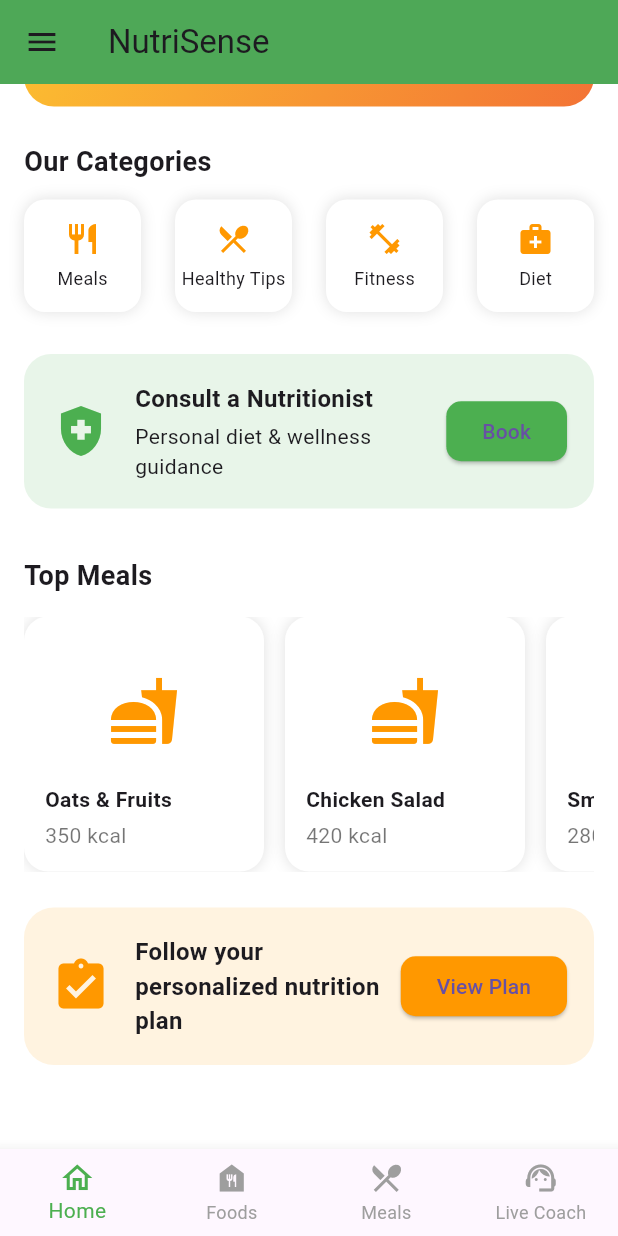
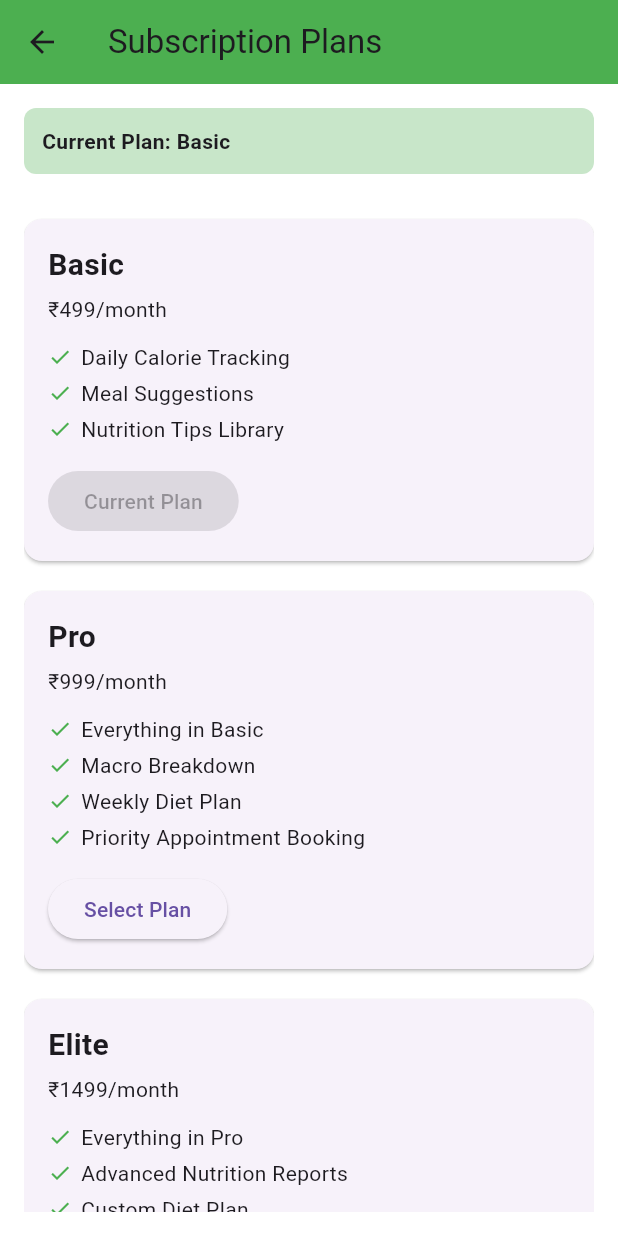
Before and after one commit to Samhitha1705/FLUTTER-NUTRISENSE, a Flutter app: the StatefulDashboard screen opened by its route, scrolled down 174 dp, after a tap on "View Plan", on a phone screen of 412 x 824 dp. Run offline on Flutter 3.47's test engine with Material 3 defaults, Android fonts, the phone set to English and light mode, and no system bars; our stand-ins replace animated_splash_screen, cached_network_image, image_picker, shared_preferences; missing offline and left inert: razorpay_flutter; accounts and stored records are empty.

Commit message:
first commit

```diff
--- a/lib/homePage.dart
+++ b/lib/homePage.dart
@@ -3,6 +3,9 @@ import 'package:my_app/totalFoodItems.dart';
 import 'healthy_screen.dart';
 import 'fitness_screen.dart';
 import 'diet_screen.dart';
+import 'plans_screen.dart';
+import 'plan_manager.dart';
+import 'billing_history_screen.dart';
 
 class homePageScreen extends StatefulWidget {
   const homePageScreen({super.key});
@@ -328,7 +331,17 @@ class _homePageScreenState extends State<homePageScreen> {
             ),
           ),
           ElevatedButton(
-            onPressed: () {},
+            onPressed: () async {
+              await Navigator.push(
+                context,
+                MaterialPageRoute(
+                  builder: (_) => const PlansScreen(),
+                ),
+              );
+
+              // Refresh homepage when coming back (real-time upgrade/downgrade)
+              setState(() {});
+            },
             style: ElevatedButton.styleFrom(
               backgroundColor: Colors.orange,
               shape: RoundedRectangleBorder(
--- a/lib/payment_gateway.dart
+++ b/lib/payment_gateway.dart
@@ -8,7 +8,7 @@ class PaymentGateway extends StatefulWidget {
   final String title;
   final String image;
   final String orderItemCost;
-  final String category;
+  final String category; // "Subscription" OR "Food"
 
   const PaymentGateway({
     super.key,
@@ -28,6 +28,7 @@ class _PaymentGatewayState extends State<PaymentGateway> {
   @override
   void initState() {
     super.initState();
+
     _razorpay = Razorpay();
 
     _razorpay.on(Razorpay.EVENT_PAYMENT_SUCCESS, _handleSuccess);
@@ -45,14 +46,25 @@ class _PaymentGatewayState extends State<PaymentGateway> {
       'key': 'rzp_test_RTzZoniisim7KO',
       'amount': amount * 100,
       'name': widget.title,
-      'description': 'Food Order',
+      'description': widget.category == "Subscription"
+          ? "Subscription Upgrade"
+          : "Food Order",
     };
 
     _razorpay.open(options);
   }
 
+  // ================= SUCCESS =================
+
   void _handleSuccess(PaymentSuccessResponse response) {
 
+    // 🔥 If Subscription → Return TRUE
+    if (widget.category == "Subscription") {
+      Navigator.pop(context, true);
+      return;
+    }
+
+    // 🔥 If Food Order → Normal Flow
     OrderModel newOrder = OrderModel(
       title: widget.title,
       image: widget.image,
@@ -64,7 +76,7 @@ class _PaymentGatewayState extends State<PaymentGateway> {
 
     globalOrders.insert(0, newOrder);
 
-    /// 🔥 AUTO STATUS UPDATE LIKE ZOMATO
+    // Auto status updates
     Future.delayed(const Duration(seconds: 5), () {
       newOrder.status = "Preparing";
     });
@@ -83,8 +95,17 @@ class _PaymentGatewayState extends State<PaymentGateway> {
     );
   }
 
+  // ================= ERROR =================
+
   void _handleError(PaymentFailureResponse response) {
 
+    // 🔥 If Subscription → Return FALSE
+    if (widget.category == "Subscription") {
+      Navigator.pop(context, false);
+      return;
+    }
+
+    // 🔥 If Food Order → Save Failed Order
     globalOrders.insert(
       0,
       OrderModel(
--- /dev/null
+++ b/lib/plan_manager.dart
@@ -0,0 +1,120 @@
+import 'package:shared_preferences/shared_preferences.dart';
+
+class PlanManager {
+  static const String _currentPlanKey = 'currentPlan';
+  static const String _nextPlanKey = 'nextPlan';
+  static const String _startDateKey = 'subscriptionStart';
+  static const String _expiryDateKey = 'subscriptionExpiry';
+  static const String _billingHistoryKey = 'billingHistory';
+
+  static const Map<String, int> planLevels = {
+    "Basic": 1,
+    "Pro": 2,
+    "Elite": 3,
+  };
+
+  // ================= GETTERS =================
+
+  static Future<String> getCurrentPlan() async {
+    final prefs = await SharedPreferences.getInstance();
+    return prefs.getString(_currentPlanKey) ?? "Basic";
+  }
+
+  static Future<String?> getNextPlan() async {
+    final prefs = await SharedPreferences.getInstance();
+    return prefs.getString(_nextPlanKey);
+  }
+
+  static Future<DateTime?> getExpiryDate() async {
+    final prefs = await SharedPreferences.getInstance();
+    String? expiry = prefs.getString(_expiryDateKey);
+    if (expiry == null) return null;
+    return DateTime.parse(expiry);
+  }
+
+  static Future<int> getDaysRemaining() async {
+    final expiry = await getExpiryDate();
+    if (expiry == null) return 0;
+
+    final now = DateTime.now();
+    return expiry.difference(now).inDays;
+  }
+
+  // ================= START SUBSCRIPTION =================
+
+  static Future<void> startSubscription(String plan) async {
+    final prefs = await SharedPreferences.getInstance();
+
+    DateTime now = DateTime.now();
+    DateTime expiry = now.add(const Duration(days: 30));
+
+    await prefs.setString(_currentPlanKey, plan);
+    await prefs.setString(_startDateKey, now.toIso8601String());
+    await prefs.setString(_expiryDateKey, expiry.toIso8601String());
+    await prefs.remove(_nextPlanKey);
+
+    await _addBillingHistory(plan);
+  }
+
+  // ================= BILLING HISTORY =================
+
+  static Future<void> _addBillingHistory(String plan) async {
+    final prefs = await SharedPreferences.getInstance();
+    List<String> history = prefs.getStringList(_billingHistoryKey) ?? [];
+
+    history.add("$plan - ${DateTime.now().toString()}");
+
+    await prefs.setStringList(_billingHistoryKey, history);
+  }
+
+  static Future<List<String>> getBillingHistory() async {
+    final prefs = await SharedPreferences.getInstance();
+    return prefs.getStringList(_billingHistoryKey) ?? [];
+  }
+
+  // ================= DOWNGRADE =================
+
+  static Future<void> scheduleDowngrade(String newPlan) async {
+    final prefs = await SharedPreferences.getInstance();
+    await prefs.setString(_nextPlanKey, newPlan);
+  }
+
+  static Future<void> cancelScheduledDowngrade() async {
+    final prefs = await SharedPreferences.getInstance();
+    await prefs.remove(_nextPlanKey);
+  }
+
+  // ================= EXPIRY CHECK =================
+
+  static Future<void> checkSubscriptionStatus() async {
+    final prefs = await SharedPreferences.getInstance();
+    String? expiryString = prefs.getString(_expiryDateKey);
+    if (expiryString == null) return;
+
+    DateTime expiry = DateTime.parse(expiryString);
+    DateTime now = DateTime.now();
+
+    if (now.isAfter(expiry)) {
+      String? nextPlan = prefs.getString(_nextPlanKey);
+
+      if (nextPlan != null) {
+        await startSubscription(nextPlan);
+      } else {
+        String current = prefs.getString(_currentPlanKey) ?? "Basic";
+        await startSubscription(current);
+      }
+    }
+  }
+
+  static bool isUpgrade(String current, String newPlan) {
+    return planLevels[newPlan]! > planLevels[current]!;
+  }
+
+  static bool isDowngrade(String current, String newPlan) {
+    return planLevels[newPlan]! < planLevels[current]!;
+  }
+
+  static bool hasAccess(String requiredPlan, String currentPlan) {
+    return planLevels[currentPlan]! >= planLevels[requiredPlan]!;
+  }
+}
--- /dev/null
+++ b/lib/plans_screen.dart
@@ -0,0 +1,181 @@
+import 'package:flutter/material.dart';
+import 'plan_manager.dart';
+import 'payment_gateway.dart';
+
+class PlansScreen extends StatefulWidget {
+  const PlansScreen({super.key});
+
+  @override
+  State<PlansScreen> createState() => _PlansScreenState();
+}
+
+class _PlansScreenState extends State<PlansScreen> {
+  String currentPlan = "Basic";
+  String? nextPlan;
+  DateTime? expiryDate;
+
+  final Map<String, String> prices = {
+    "Basic": "499",
+    "Pro": "999",
+    "Elite": "1499",
+  };
+
+  @override
+  void initState() {
+    super.initState();
+    loadData();
+  }
+
+  void loadData() async {
+    await PlanManager.checkSubscriptionStatus();
+    currentPlan = await PlanManager.getCurrentPlan();
+    nextPlan = await PlanManager.getNextPlan();
+    expiryDate = await PlanManager.getExpiryDate();
+    setState(() {});
+  }
+
+  void handlePlanChange(String newPlan) async {
+    if (newPlan == currentPlan) return;
+
+    if (PlanManager.isUpgrade(currentPlan, newPlan)) {
+      Navigator.push(
+        context,
+        MaterialPageRoute(
+          builder: (_) => PaymentGateway(
+            title: "$newPlan Subscription",
+            image: "",
+            orderItemCost: prices[newPlan]!,
+            category: "Subscription",
+          ),
+        ),
+      ).then((success) async {
+        if (success == true) {
+          await PlanManager.startSubscription(newPlan);
+          loadData();
+        }
+      });
+    } else {
+      await PlanManager.scheduleDowngrade(newPlan);
+      loadData();
+      ScaffoldMessenger.of(context).showSnackBar(
+        SnackBar(
+          content: Text(
+              "Downgrade to $newPlan scheduled for next billing cycle"),
+        ),
+      );
+    }
+  }
+
+  Widget buildPlanCard(String plan) {
+    bool isCurrent = plan == currentPlan;
+
+    List<String> features = [];
+
+    if (plan == "Basic") {
+      features = [
+        "Daily Calorie Tracking",
+        "Meal Suggestions",
+        "Nutrition Tips Library",
+      ];
+    } else if (plan == "Pro") {
+      features = [
+        "Everything in Basic",
+        "Macro Breakdown",
+        "Weekly Diet Plan",
+        "Priority Appointment Booking",
+      ];
+    } else if (plan == "Elite") {
+      features = [
+        "Everything in Pro",
+        "Advanced Nutrition Reports",
+        "Custom Diet Plan",
+        "Priority Coach Support",
+      ];
+    }
+
+    return Card(
+      margin: const EdgeInsets.symmetric(vertical: 10),
+      child: Padding(
+        padding: const EdgeInsets.all(16),
+        child: Column(
+          crossAxisAlignment: CrossAxisAlignment.start,
+          children: [
+            Text(plan,
+                style: const TextStyle(
+                    fontSize: 20, fontWeight: FontWeight.bold)),
+            const SizedBox(height: 5),
+            Text("₹${prices[plan]}/month"),
+            const SizedBox(height: 10),
+
+            ...features.map(
+                  (f) => Padding(
+                padding: const EdgeInsets.symmetric(vertical: 2),
+                child: Row(
+                  children: [
+                    const Icon(Icons.check,
+                        size: 16, color: Colors.green),
+                    const SizedBox(width: 6),
+                    Expanded(child: Text(f)),
+                  ],
+                ),
+              ),
+            ),
+
+            const SizedBox(height: 12),
+
+            ElevatedButton(
+              onPressed: isCurrent ? null : () => handlePlanChange(plan),
+              child: Text(isCurrent ? "Current Plan" : "Select Plan"),
+            )
+          ],
+        ),
+      ),
+    );
+  }
+
+  @override
+  Widget build(BuildContext context) {
+    return Scaffold(
+      appBar: AppBar(
+        title: const Text("Subscription Plans"),
+        backgroundColor: Colors.green,
+      ),
+      body: Padding(
+        padding: const EdgeInsets.all(16),
+        child: ListView(
+          children: [
+            Container(
+              padding: const EdgeInsets.all(12),
+              decoration: BoxDecoration(
+                color: Colors.green.shade100,
+                borderRadius: BorderRadius.circular(8),
+              ),
+              child: Column(
+                crossAxisAlignment: CrossAxisAlignment.start,
+                children: [
+                  Text("Current Plan: $currentPlan",
+                      style: const TextStyle(
+                          fontWeight: FontWeight.bold)),
+                  if (expiryDate != null)
+                    Text(
+                        "Active Till: ${expiryDate!.day}-${expiryDate!.month}-${expiryDate!.year}"),
+                  if (nextPlan != null)
+                    Text(
+                      "Downgrade Scheduled: $nextPlan",
+                      style:
+                      const TextStyle(color: Colors.red),
+                    ),
+                ],
+              ),
+            ),
+            const SizedBox(height: 20),
+
+            buildPlanCard("Basic"),
+            buildPlanCard("Pro"),
+            buildPlanCard("Elite"),
+          ],
+        ),
+      ),
+    );
+  }
+}
--- /dev/null
+++ b/lib/premium_feature_screen.dart
@@ -0,0 +1,158 @@
+import 'package:flutter/material.dart';
+import 'plan_manager.dart';
+import 'plans_screen.dart';
+
+class PremiumFeatureScreen extends StatefulWidget {
+  const PremiumFeatureScreen({super.key});
+
+  @override
+  State<PremiumFeatureScreen> createState() =>
+      _PremiumFeatureScreenState();
+}
+
+class _PremiumFeatureScreenState
+    extends State<PremiumFeatureScreen> {
+
+  String currentPlan = "Basic";
+  DateTime? expiryDate;
+  String? nextPlan;
+
+  @override
+  void initState() {
+    super.initState();
+    loadSubscription();
+  }
+
+  Future<void> loadSubscription() async {
+    await PlanManager.checkSubscriptionStatus();
+
+    currentPlan = await PlanManager.getCurrentPlan();
+    expiryDate = await PlanManager.getExpiryDate();
+    nextPlan = await PlanManager.getNextPlan();
+
+    setState(() {});
+  }
+
+  bool hasAccess(String requiredPlan) {
+    return PlanManager.hasAccess(requiredPlan, currentPlan);
+  }
+
+  @override
+  Widget build(BuildContext context) {
+    return Scaffold(
+      appBar: AppBar(
+        title: const Text("Premium Features"),
+      ),
+      body: ListView(
+        padding: const EdgeInsets.all(16),
+        children: [
+
+          Text("Current Plan: $currentPlan",
+              style: const TextStyle(
+                  fontSize: 16,
+                  fontWeight: FontWeight.bold)),
+
+          if (expiryDate != null)
+            Text(
+                "Active Till: ${expiryDate!.day}/${expiryDate!.month}/${expiryDate!.year}"),
+
+          if (nextPlan != null)
+            Text(
+              "Downgrade Scheduled To: $nextPlan",
+              style: const TextStyle(color: Colors.orange),
+            ),
+
+          const SizedBox(height: 24),
+
+          const Text("Basic Plan Includes",
+              style: TextStyle(
+                  fontSize: 18,
+                  fontWeight: FontWeight.bold)),
+
+          _featureTile("Daily Calorie Tracking",
+              "Track meals and calories", true),
+
+          _featureTile("Meal Suggestions",
+              "Healthy meal options", true),
+
+          _featureTile("Nutrition Tips Library",
+              "Access to diet articles", true),
+
+          const SizedBox(height: 20),
+
+          const Text("Pro Plan Includes",
+              style: TextStyle(
+                  fontSize: 18,
+                  fontWeight: FontWeight.bold)),
+
+          _featureTile("Macro Breakdown",
+              "Protein, carbs and fats tracking",
+              hasAccess("Pro")),
+
+          _featureTile("Weekly Diet Plan",
+              "7-day structured meal plan",
+              hasAccess("Pro")),
+
+          _featureTile("Priority Appointment Booking",
+              "Early slot access",
+              hasAccess("Pro")),
+
+          const SizedBox(height: 20),
+
+          const Text("Elite Plan Includes",
+              style: TextStyle(
+                  fontSize: 18,
+                  fontWeight: FontWeight.bold)),
+
+          _featureTile("Advanced Nutrition Reports",
+              "Monthly health insights",
+              hasAccess("Elite")),
+
+          _featureTile("Custom Diet Plan",
+              "Fully personalized plan",
+              hasAccess("Elite")),
+
+          _featureTile("Priority Coach Support",
+              "Premium support access",
+              hasAccess("Elite")),
+
+          const SizedBox(height: 30),
+
+          if (currentPlan != "Elite")
+            ElevatedButton(
+              onPressed: () {
+                Navigator.push(
+                  context,
+                  MaterialPageRoute(
+                    builder: (_) => const PlansScreen(),
+                  ),
+                ).then((_) => loadSubscription());
+              },
+              child: const Text("Upgrade Plan"),
+            )
+        ],
+      ),
+    );
+  }
+
+  Widget _featureTile(
+      String title,
+      String subtitle,
+      bool unlocked) {
+    return Card(
+      child: ListTile(
+        leading: Icon(
+          unlocked ? Icons.check_circle : Icons.lock,
+          color: unlocked ? Colors.green : Colors.grey,
+        ),
+        title: Text(title),
+        subtitle: Text(subtitle),
+        trailing: unlocked
+            ? const Text("Active",
+            style: TextStyle(color: Colors.green))
+            : const Text("Locked",
+            style: TextStyle(color: Colors.red)),
+      ),
+    );
+  }
+}
```
Also changed, not shown: lib/billing_history_screen.dart (added, +42 -0 lines).
